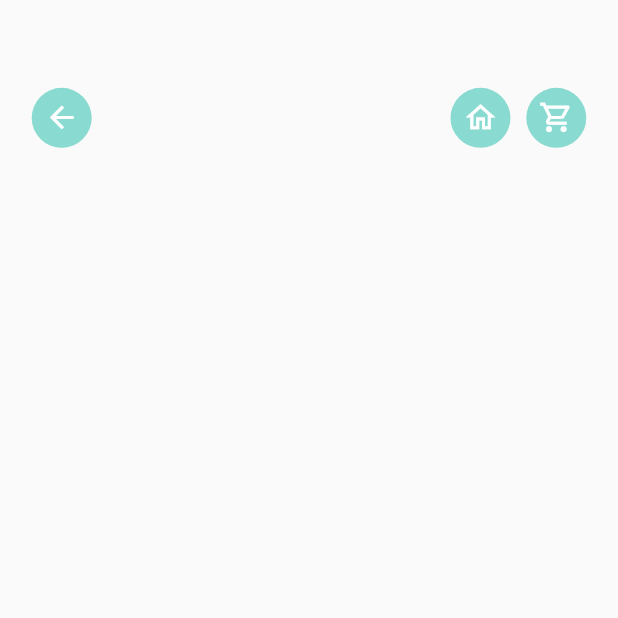
After one commit to RyanKoech/FoodOrderApp, a Flutter app: the CartPage screen opened directly, on a phone screen of 412 x 824 dp, the top half of it. The commit adds this screen. Run offline on Flutter 3.47's test engine with Material 2 defaults, Android fonts, the phone set to English and light mode, and no system bars; our stand-ins replace dots_indicator, get; network calls fail.

Commit message:
Added cart page with toolbar implementation

```diff
--- /dev/null
+++ b/lib/pages/cart/cart_page.dart
@@ -0,0 +1,53 @@
+import 'package:flutter/material.dart';
+import 'package:food_delivery/utils/colors.dart';
+import 'package:food_delivery/utils/dimensions.dart';
+import 'package:food_delivery/widgets/app_icon.dart';
+
+class CartPage extends StatelessWidget {
+  const CartPage({Key? key}) : super(key: key);
+
+  @override
+  Widget build(BuildContext context) {
+    return Scaffold(
+      body: Stack(
+        children: [
+          Positioned(
+            top: Dimensions.size20 * 3,
+            left: Dimensions.size20w,
+            right: Dimensions.size20w,
+            child: Row(
+              children: [
+                AppIcon(
+                  icon: Icons.arrow_back,
+                  iconColor: Colors.white,
+                  backgroundColor: AppColors.mainColor,
+                  iconSize: 24,
+                ),
+                Expanded(
+                  child: SizedBox(
+                    width: double.maxFinite,
+                  ),
+                ),
+                AppIcon(
+                  icon: Icons.home_outlined,
+                  iconColor: Colors.white,
+                  backgroundColor: AppColors.mainColor,
+                  iconSize: 24,
+                ),
+                SizedBox(
+                  width: Dimensions.size10w,
+                ),
+                AppIcon(
+                  icon: Icons.shopping_cart_outlined,
+                  iconColor: Colors.white,
+                  backgroundColor: AppColors.mainColor,
+                  iconSize: 24,
+                ),
+              ],
+            ),
+          ),
+        ],
+      ),
+    );
+  }
+}
--- a/lib/utils/dimensions.dart
+++ b/lib/utils/dimensions.dart
@@ -31,6 +31,7 @@ class Dimensions {
   static final double size350 = dynamicSize(350);
 
   //Relavie Widths
+  static final double size10w = dynamicSizeW(10);
   static final double size20w = dynamicSizeW(20);
   static final double size100w = dynamicSizeW(100);
   static final double size120w = dynamicSizeW(120);
```
